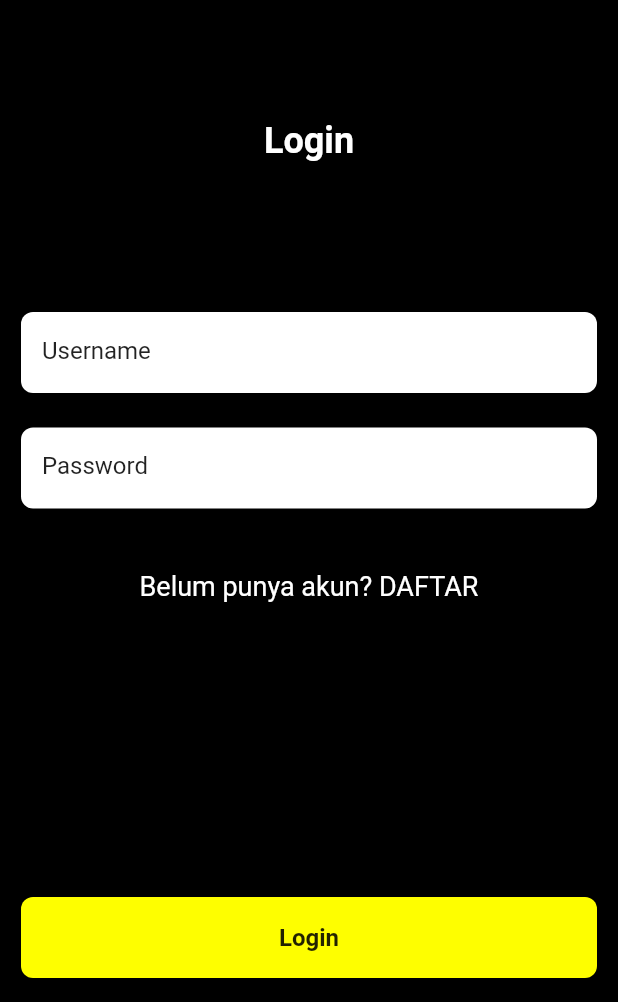
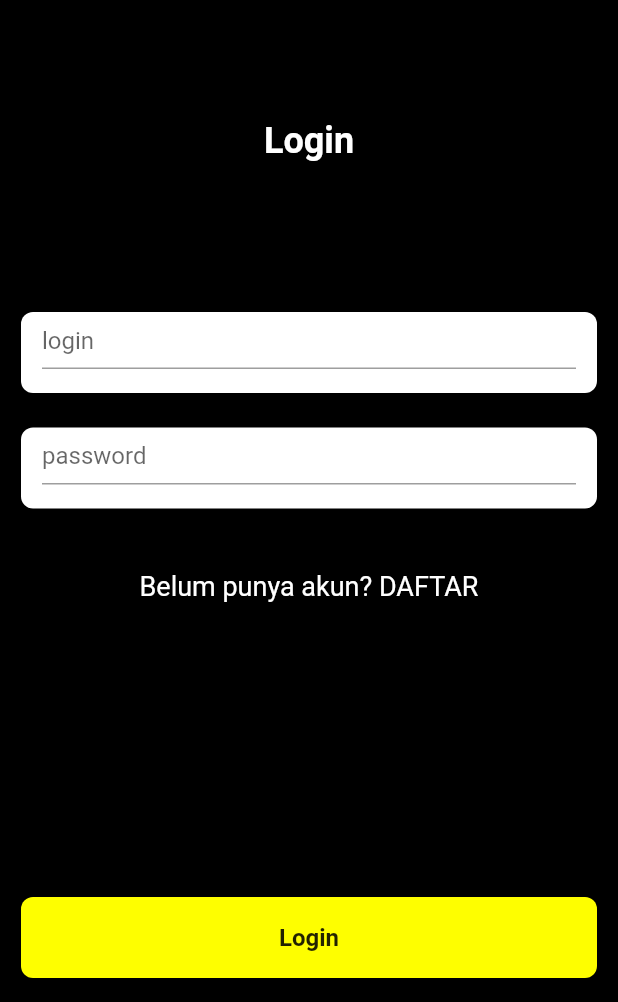
Before and after one commit to H4lis/inready-flutter, a Flutter app: the screen it shows after launch, on a phone screen of 412 x 824 dp, the part 234-1236 px from its top. Run offline on Flutter 3.47's test engine with Material 2 defaults, Android fonts, the phone set to English and light mode, and no system bars.

Commit message:
coomit kedua

```diff
--- a/lib/home.dart
+++ b/lib/home.dart
@@ -49,9 +49,8 @@ class HomeApp extends StatelessWidget {
                       child: const Padding(
                         padding:
                             EdgeInsets.symmetric(vertical: 16, horizontal: 14),
-                        child: Text(
-                          'Username',
-                          style: TextStyle(fontSize: 16),
+                        child: TextField(
+                          decoration: InputDecoration(hintText: 'login'),
                         ),
                       ),
                     ),
@@ -71,11 +70,8 @@ class HomeApp extends StatelessWidget {
                     child: const Padding(
                       padding:
                           EdgeInsets.symmetric(horizontal: 14, vertical: 16),
-                      child: Text(
-                        'Password',
-                        style: TextStyle(
-                          fontSize: 16,
-                        ),
+                      child: TextField(
+                        decoration: InputDecoration(hintText: 'password'),
                       ),
                     ),
                   ),
```
